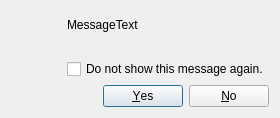
Old version of the form src/gui/qt/gui_800x480/mymessagedialog_800x480.ui in the repository pokerth/pokerth.
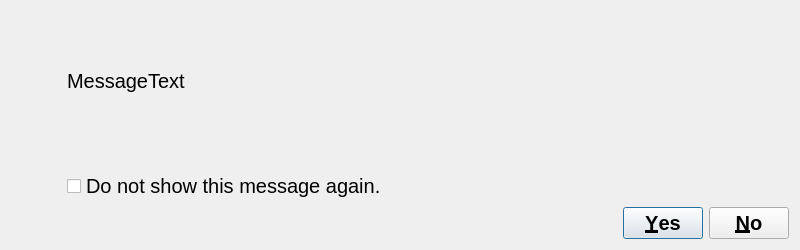
New version of the form.

Diff of the .ui file:
```diff
--- a/src/gui/qt/gui_800x480/mymessagedialog_800x480.ui
+++ b/src/gui/qt/gui_800x480/mymessagedialog_800x480.ui
@@ -6,19 +6,28 @@
    <rect>
     <x>0</x>
     <y>0</y>
-    <width>275</width>
-    <height>118</height>
+    <width>800</width>
+    <height>250</height>
    </rect>
   </property>
+  <property name="minimumSize">
+   <size>
+    <width>800</width>
+    <height>250</height>
+   </size>
+  </property>
   <property name="maximumSize">
    <size>
     <width>800</width>
-    <height>600</height>
+    <height>250</height>
    </size>
   </property>
   <property name="windowTitle">
    <string>Dialog</string>
   </property>
+  <property name="styleSheet">
+   <string notr="true">QObject {font: 20px}</string>
+  </property>
   <layout class="QGridLayout">
    <property name="topMargin">
     <number>9</number>
@@ -67,6 +76,9 @@
      </item>
      <item row="3" column="0">
       <widget class="QDialogButtonBox" name="buttonBox">
+       <property name="styleSheet">
+        <string notr="true">QObject {font: bold 20px}</string>
+       </property>
        <property name="orientation">
         <enum>Qt::Horizontal</enum>
        </property>
```
